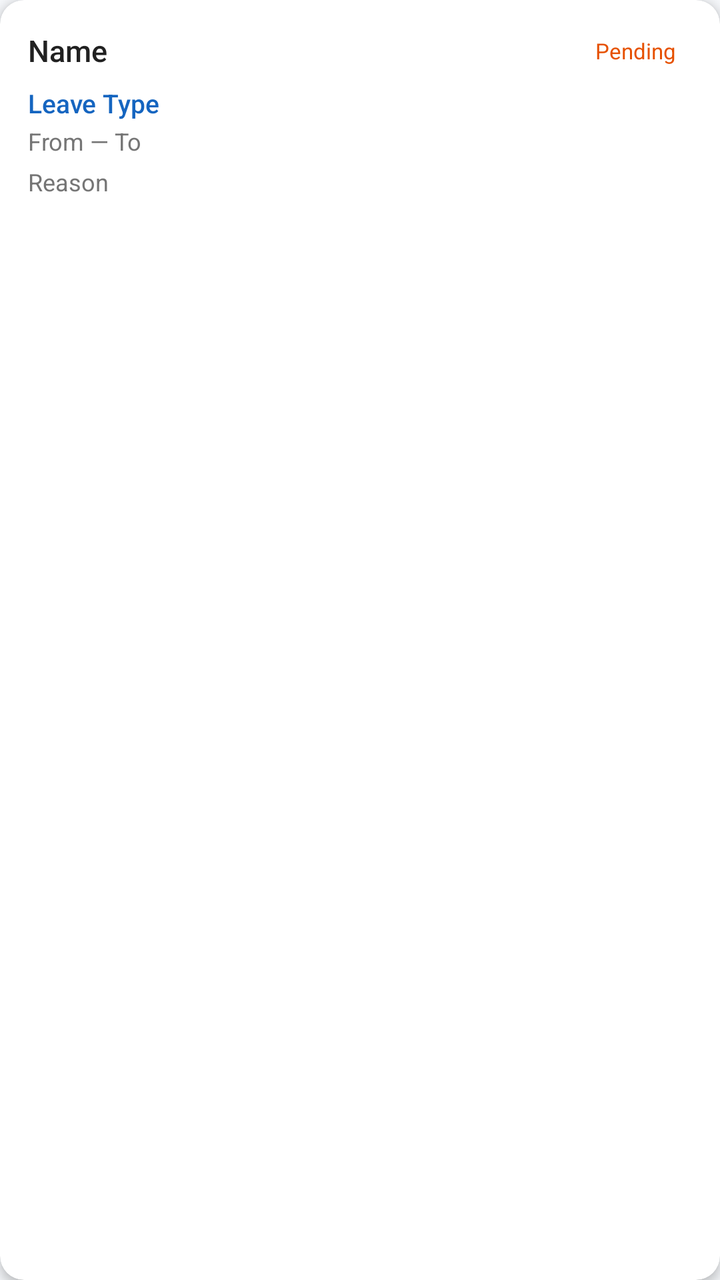
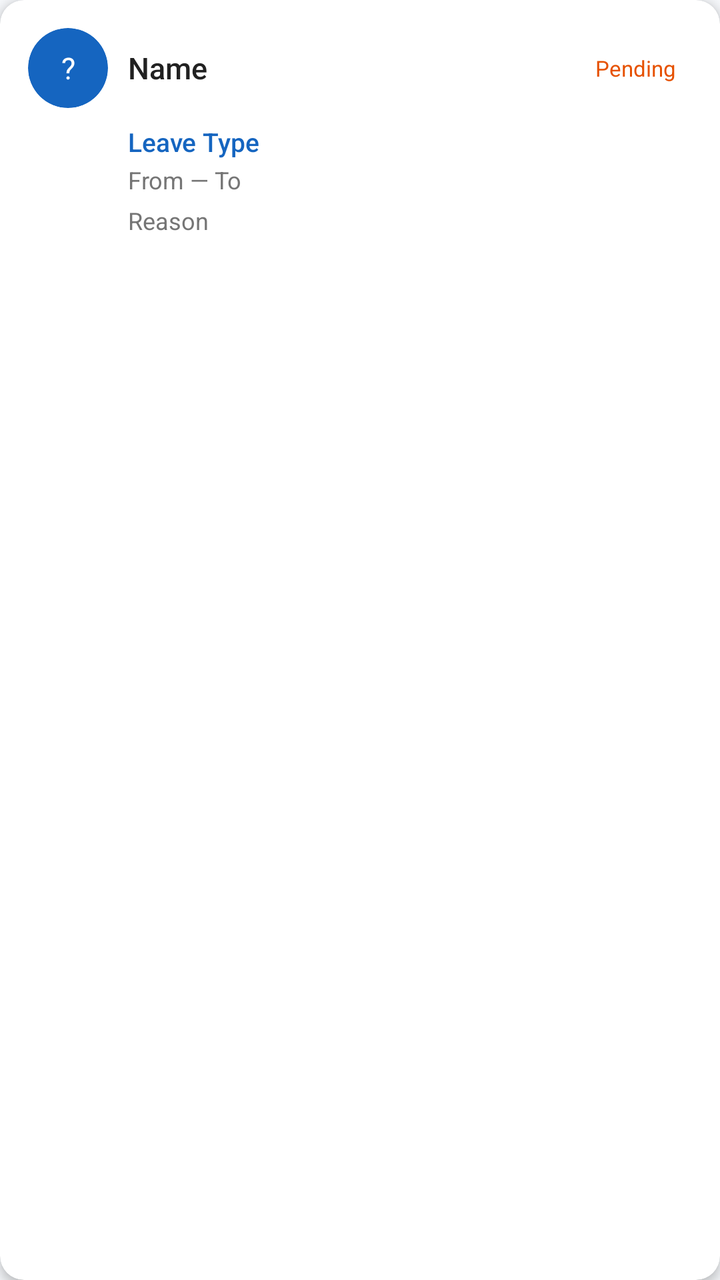

Screens rendered from an Android XML layout before and after an edit, with the pre-edit source and the edit as a unified diff.
<!-- AndroidManifest.xml: application theme Theme.WorkVerse -->
<!-- res/layout/item_leave_request.xml -->
<?xml version="1.0" encoding="utf-8"?>
<androidx.cardview.widget.CardView
    xmlns:android="http://schemas.android.com/apk/res/android"
    xmlns:app="http://schemas.android.com/apk/res-auto"
    android:layout_width="match_parent"
    android:layout_height="wrap_content"
    app:cardCornerRadius="12dp"
    app:cardElevation="3dp"
    android:layout_margin="6dp">

    <LinearLayout
        android:layout_width="match_parent"
        android:layout_height="wrap_content"
        android:orientation="vertical"
        android:padding="14dp">

        
        <LinearLayout
            android:layout_width="match_parent"
            android:layout_height="wrap_content"
            android:orientation="horizontal"
            android:gravity="center_vertical">

            <TextView
                android:id="@+id/tvEmployeeName"
                android:layout_width="0dp"
                android:layout_height="wrap_content"
                android:layout_weight="1"
                android:text="Name"
                android:textSize="15sp"
                android:textColor="@color/text_primary"
                android:fontFamily="sans-serif-medium"/>

            
            <TextView
                android:id="@+id/tvRole"
                android:layout_width="wrap_content"
                android:layout_height="wrap_content"
                android:text="Employee"
                android:textColor="#FFFFFF"
                android:textSize="10sp"
                android:paddingLeft="8dp"
                android:paddingRight="8dp"
                android:paddingTop="3dp"
                android:paddingBottom="3dp"
                android:layout_marginEnd="6dp"
                android:background="@color/primary"
                android:visibility="gone"/>

            
            <TextView
                android:id="@+id/tvStatus"
                android:layout_width="wrap_content"
                android:layout_height="wrap_content"
                android:text="Pending"
                android:textSize="11sp"
                android:paddingLeft="8dp"
                android:paddingRight="8dp"
                android:paddingTop="4dp"
                android:paddingBottom="4dp"
                android:textColor="@color/status_pending"/>

        </LinearLayout>

        
        <TextView
            android:id="@+id/tvLeaveType"
            android:layout_width="wrap_content"
            android:layout_height="wrap_content"
            android:text="Leave Type"
            android:textColor="@color/primary"
            android:textSize="13sp"
            android:fontFamily="sans-serif-medium"
            android:layout_marginTop="6dp"/>

        
        <TextView
            android:id="@+id/tvDateRange"
            android:layout_width="wrap_content"
            android:layout_height="wrap_content"
            android:text="From — To"
            android:textColor="@color/text_secondary"
            android:textSize="12sp"
            android:layout_marginTop="2dp"/>

        
        <TextView
            android:id="@+id/tvReason"
            android:layout_width="match_parent"
            android:layout_height="wrap_content"
            android:text="Reason"
            android:textColor="@color/text_secondary"
            android:textSize="12sp"
            android:layout_marginTop="4dp"/>

        
        <LinearLayout
            android:id="@+id/llActions"
            android:layout_width="match_parent"
            android:layout_height="wrap_content"
            android:orientation="horizontal"
            android:layout_marginTop="10dp"
            android:visibility="gone">

            <Button
                android:id="@+id/btnApprove"
                android:layout_width="0dp"
                android:layout_height="38dp"
                android:layout_weight="1"
                android:text="Approve"
                android:backgroundTint="@color/status_approved"
                android:textColor="#FFFFFF"
                android:textSize="13sp"
                android:layout_marginEnd="8dp"/>

            <Button
                android:id="@+id/btnReject"
                android:layout_width="0dp"
                android:layout_height="38dp"
                android:layout_weight="1"
                android:text="Reject"
                android:backgroundTint="@color/status_rejected"
                android:textColor="#FFFFFF"
                android:textSize="13sp"/>

        </LinearLayout>

    </LinearLayout>
</androidx.cardview.widget.CardView>
<!-- resources referenced by this layout -->
<resources>
  <color name="primary">#1565C0</color>
  <color name="status_approved">#2E7D32</color>
  <color name="status_pending">#E65100</color>
  <color name="status_rejected">#C62828</color>
  <color name="text_primary">#212121</color>
  <color name="text_secondary">#757575</color>
  <style name="Theme.WorkVerse" parent="Theme.MaterialComponents.Light.NoActionBar">
          <item name="colorPrimary">@color/primary</item>
          <item name="colorPrimaryVariant">@color/primary_dark</item>
          <item name="colorOnPrimary">@color/white</item>
          <item name="colorSecondary">@color/accent</item>
          <item name="android:colorBackground">@color/background</item>
          <item name="android:statusBarColor">@color/primary_dark</item>
      </style>
  <color name="primary_dark">#0D47A1</color>
  <color name="white">#FFFFFF</color>
  <color name="accent">#FF8F00</color>
  <color name="background">#F5F7FA</color>
</resources>

<!-- the commit's change to res/layout/item_leave_request.xml (unified diff, before → after) -->
@@ -21,6 +21,18 @@
             android:orientation="horizontal"
             android:gravity="center_vertical">
 
+            
+            <androidx.cardview.widget.CardView
+                android:layout_width="40dp" android:layout_height="40dp"
+                app:cardCornerRadius="20dp" app:cardBackgroundColor="@color/primary"
+                app:cardElevation="0dp" android:layout_marginEnd="10dp">
+                <TextView android:id="@+id/tvInitials"
+                    android:layout_width="match_parent" android:layout_height="match_parent"
+                    android:gravity="center" android:text="?"
+                    android:textColor="@color/white" android:textSize="15sp"
+                    android:fontFamily="sans-serif-bold"/>
+            </androidx.cardview.widget.CardView>
+
             <TextView
                 android:id="@+id/tvEmployeeName"
                 android:layout_width="0dp"
@@ -37,14 +49,13 @@
                 android:layout_width="wrap_content"
                 android:layout_height="wrap_content"
                 android:text="Employee"
-                android:textColor="#FFFFFF"
                 android:textSize="10sp"
                 android:paddingLeft="8dp"
                 android:paddingRight="8dp"
                 android:paddingTop="3dp"
                 android:paddingBottom="3dp"
                 android:layout_marginEnd="6dp"
-                android:background="@color/primary"
+                android:background="@drawable/bg_role_employee"
                 android:visibility="gone"/>
 
             
@@ -71,7 +82,8 @@
             android:textColor="@color/primary"
             android:textSize="13sp"
             android:fontFamily="sans-serif-medium"
-            android:layout_marginTop="6dp"/>
+            android:layout_marginTop="8dp"
+            android:layout_marginStart="50dp"/>
 
         
         <TextView
@@ -81,7 +93,8 @@
             android:text="From — To"
             android:textColor="@color/text_secondary"
             android:textSize="12sp"
-            android:layout_marginTop="2dp"/>
+            android:layout_marginTop="2dp"
+            android:layout_marginStart="50dp"/>
 
         
         <TextView
@@ -91,7 +104,8 @@
             android:text="Reason"
             android:textColor="@color/text_secondary"
             android:textSize="12sp"
-            android:layout_marginTop="4dp"/>
+            android:layout_marginTop="4dp"
+            android:layout_marginStart="50dp"/>
 
         
         <LinearLayout
<!-- resource entries referenced after the edit -->
@@ -16,6 +16,12 @@
       </style>
   <color name="primary_dark">#0D47A1</color>
   <color name="white">#FFFFFF</color>
+  <!-- drawable bg_role_employee (drawable) -->
+  <?xml version="1.0" encoding="utf-8"?>
+  <shape xmlns:android="http://schemas.android.com/apk/res/android">
+      <solid android:color="#E3F2FD"/>
+      <corners android:radius="12dp"/>
+  </shape>
   <color name="accent">#FF8F00</color>
   <color name="background">#F5F7FA</color>
 </resources>
